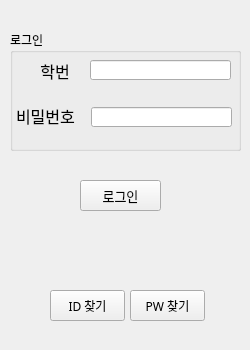
Before: the Qt Designer form project/login.ui in Tarel-IoT-PK/Campus, drawn with Qt 5.
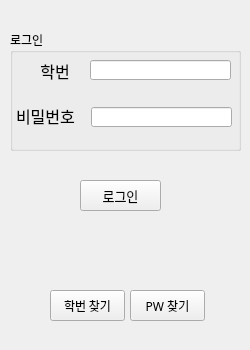
After: the same form once the commit is applied.

Patch:
```diff
--- a/project/login.ui
+++ b/project/login.ui
@@ -154,7 +154,7 @@
     </rect>
    </property>
    <property name="text">
-    <string>ID 찾기</string>
+    <string>학번 찾기</string>
    </property>
   </widget>
   <widget class="QPushButton" name="btnPW">
```
